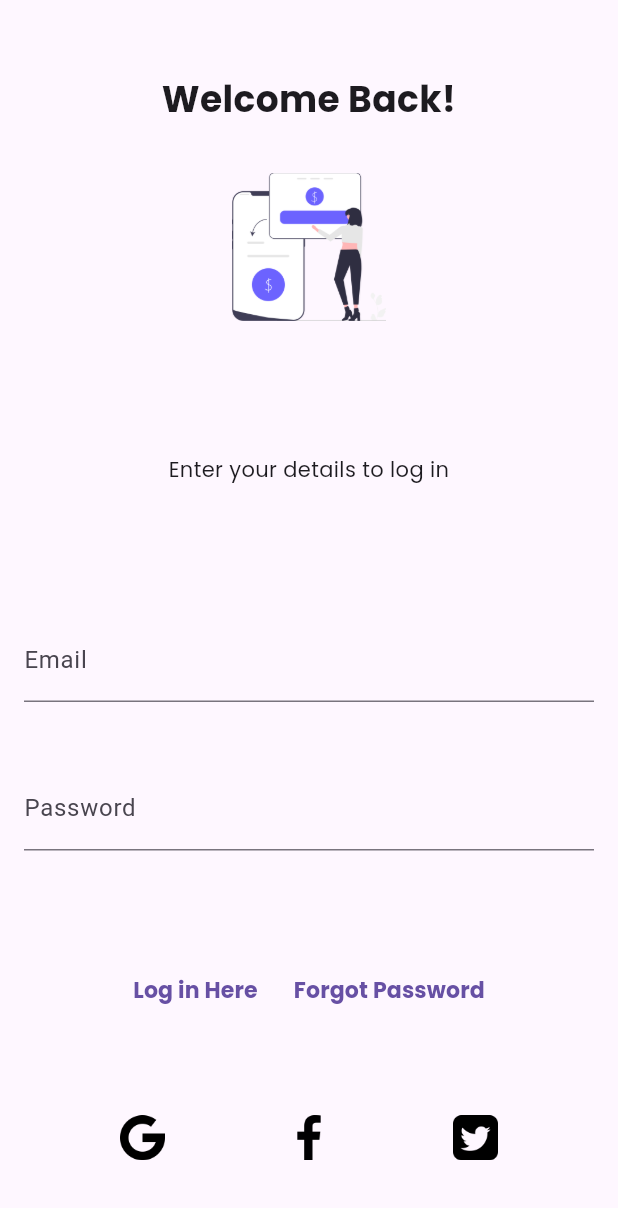
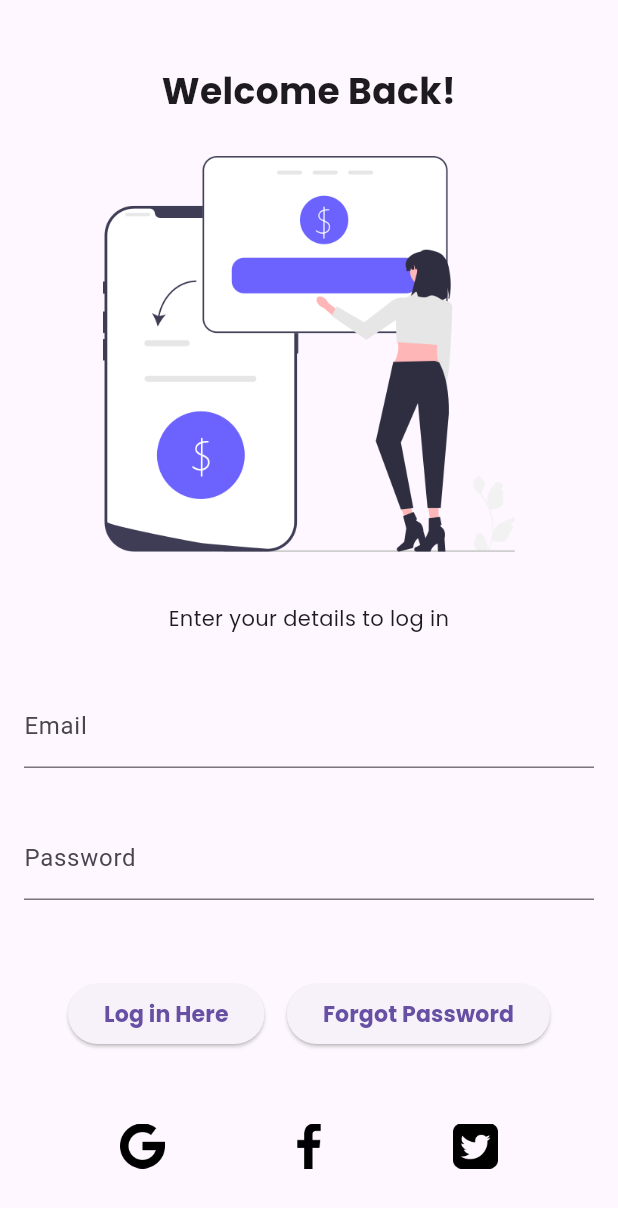
Before and after one commit to Santhosh1209/fintech, a Flutter app: the screen it shows after launch, after a tap on "Log in", on a phone screen of 412 x 824 dp. Shown: the top 1208 px of the screen. Run offline on Flutter 3.47's test engine with Material 2 defaults, Android fonts, the phone set to English and light mode, and no system bars; our stand-ins replace get_it, logger, pin_code_fields, syncfusion_flutter_charts; missing offline and left inert: flutter_email_sender; network calls fail.

Commit message:
Ui update part 2 - LOGIN PAGE

```diff
--- a/lib/login.dart
+++ b/lib/login.dart
@@ -3,32 +3,31 @@ import 'package:flutter/material.dart';
 import 'forgot_passwd.dart';
 import 'package:url_launcher/url_launcher.dart';
 import 'loan_intropage.dart';
-class loginPage extends StatefulWidget {
-  const loginPage({Key? key}) : super(key: key);
+
+class LoginPage extends StatefulWidget {
+  const LoginPage({Key? key}) : super(key: key);
 
   @override
-  State<loginPage> createState() => _loginPageState();
+  State<LoginPage> createState() => _LoginPageState();
 }
 
-class _loginPageState extends State<loginPage> {
+class _LoginPageState extends State<LoginPage> {
   final _formKey = GlobalKey<FormState>();
-  final _nameController = TextEditingController();
   final _emailController = TextEditingController();
   final _passwordController = TextEditingController();
 
   @override
   Widget build(BuildContext context) {
     return Scaffold(
-      body: Padding
-        (padding: EdgeInsets.all(16.0),
+        body: Padding(
+          padding: EdgeInsets.all(16.0),
           child: Form(
             key: _formKey,
             child: Column(
               crossAxisAlignment: CrossAxisAlignment.center,
               children: <Widget>[
                 Expanded(
-          child:
-          Padding(
+                  child: Padding(
                     padding: EdgeInsets.all(10.0),
                     child: Center(
                       child: Text(
@@ -44,14 +43,13 @@ class _loginPageState extends State<loginPage> {
                   ),
                 ),
                 Expanded(
-                  child :Image(
+                  flex: 3,
+                  child: Image(
                     image: AssetImage('images/undraw_transfer_money_re_6o1h.png'),
                   ),
                 ),
                 Expanded(
-                  flex: 2,
-                  child:
-                  Padding(
+                  child: Padding(
                     padding: EdgeInsets.all(10.0),
                     child: Center(
                       child: Text(
@@ -82,8 +80,7 @@ class _loginPageState extends State<loginPage> {
                   ),
                 ),
                 Expanded(
-                  child:
-                  TextFormField(
+                  child: TextFormField(
                     controller: _passwordController,
                     obscureText: true,
                     decoration: InputDecoration(
@@ -102,32 +99,35 @@ class _loginPageState extends State<loginPage> {
                   child: Row(
                     mainAxisAlignment: MainAxisAlignment.center,
                     children: [
-            TextButton(
-            onPressed: ()
-                {
-                Navigator.push(context, MaterialPageRoute(builder: (context) => NavigationScreen()));
+                      ElevatedButton(
+                        onPressed: () {
+                          Navigator.push(context,
+                              MaterialPageRoute(builder: (context) => NavigationScreen()));
                         },
-          child:
-                Text('Log in Here',
+                        child: Text(
+                          'Log in Here',
                           style: TextStyle(
                             fontFamily: 'Poppins',
                             fontWeight: FontWeight.bold,
-                      fontSize: 14.7
+                            fontSize: 14.7,
                           ),
-                )
                         ),
-            TextButton(onPressed: ()
-            {
-              Navigator.push(context, MaterialPageRoute(builder: (context) => ForgotPasswordPage()));
+                      ),
+                      Text("    "),
+                      ElevatedButton(
+                        onPressed: () {
+                          Navigator.push(context,
+                              MaterialPageRoute(builder: (context) => ForgotPasswordPage()));
                         },
-                child:
-                Text('Forgot Password',
+                        child: Text(
+                          'Forgot Password',
                           style: TextStyle(
                             fontFamily: 'Poppins',
                             fontWeight: FontWeight.bold,
-                      fontSize: 14.7
-                  ),)
-            )
+                            fontSize: 14.7,
+                          ),
+                        ),
+                      ),
                     ],
                   ),
                 ),
--- a/lib/main.dart
+++ b/lib/main.dart
@@ -123,7 +123,7 @@ class _fintechState extends State<fintech> {
                   Navigator.push(
                       context,
                       MaterialPageRoute(
-                          builder: (context) => loginPage()));
+                          builder: (context) => LoginPage()));
                 },
                 style: style,
                 child: Text(
```
Lines whose indentation alone changed are shown as unchanged.
